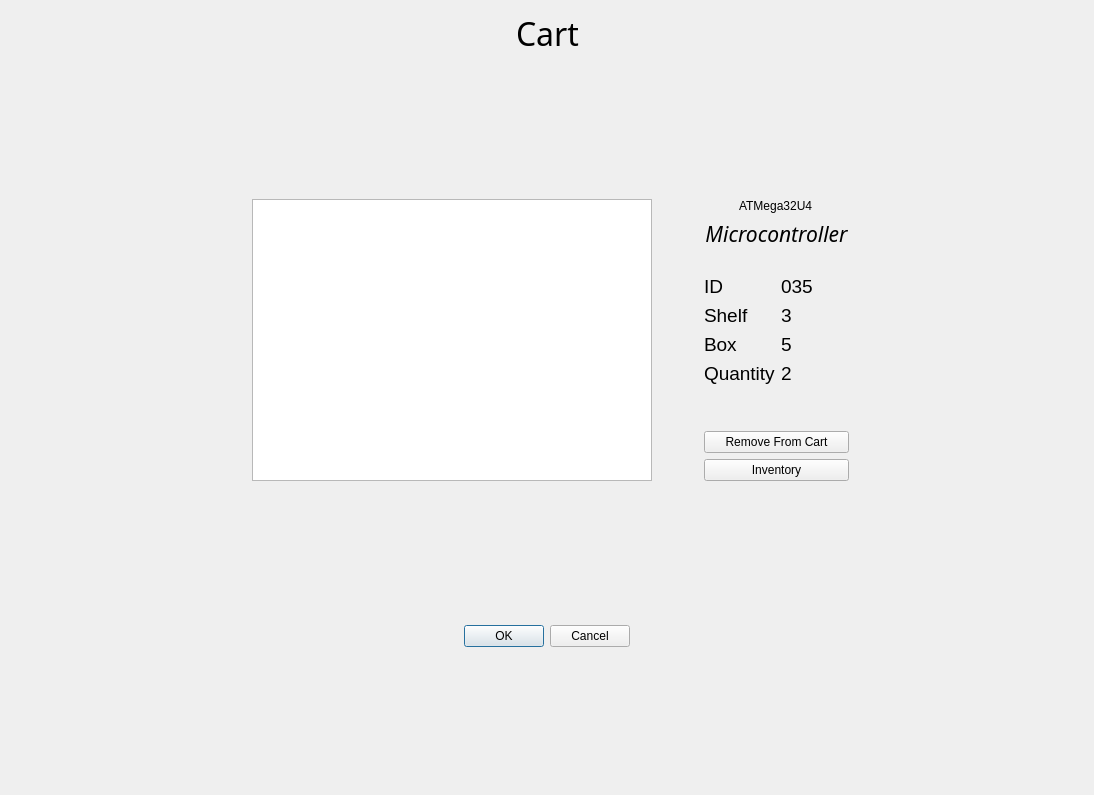
Above: cart.ui from arc-bphc/sims-gui before the change. Below: the same form after it.
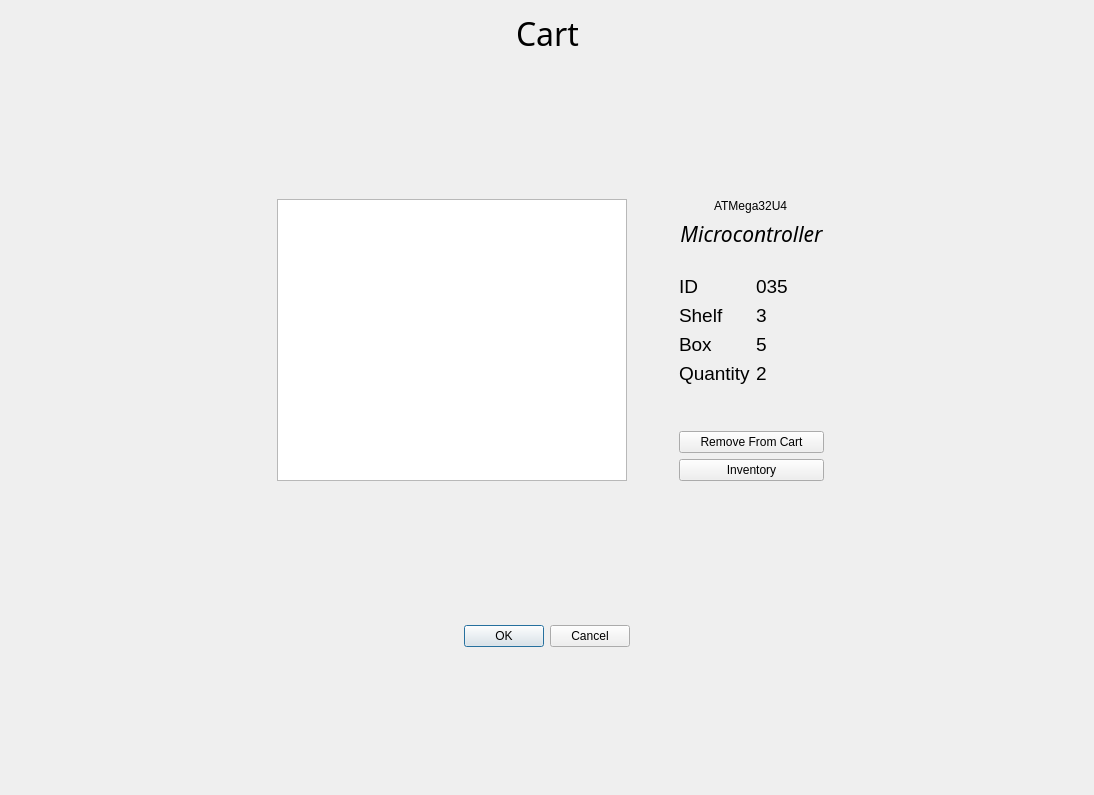
That is the form after the change. Icons and pictures are not drawn.

The edit to the form file:
```diff
--- a/cart.ui
+++ b/cart.ui
@@ -299,7 +299,7 @@
       <widget class="QListView" name="listView">
        <property name="minimumSize">
         <size>
-         <width>400</width>
+         <width>350</width>
          <height>0</height>
         </size>
        </property>
```
